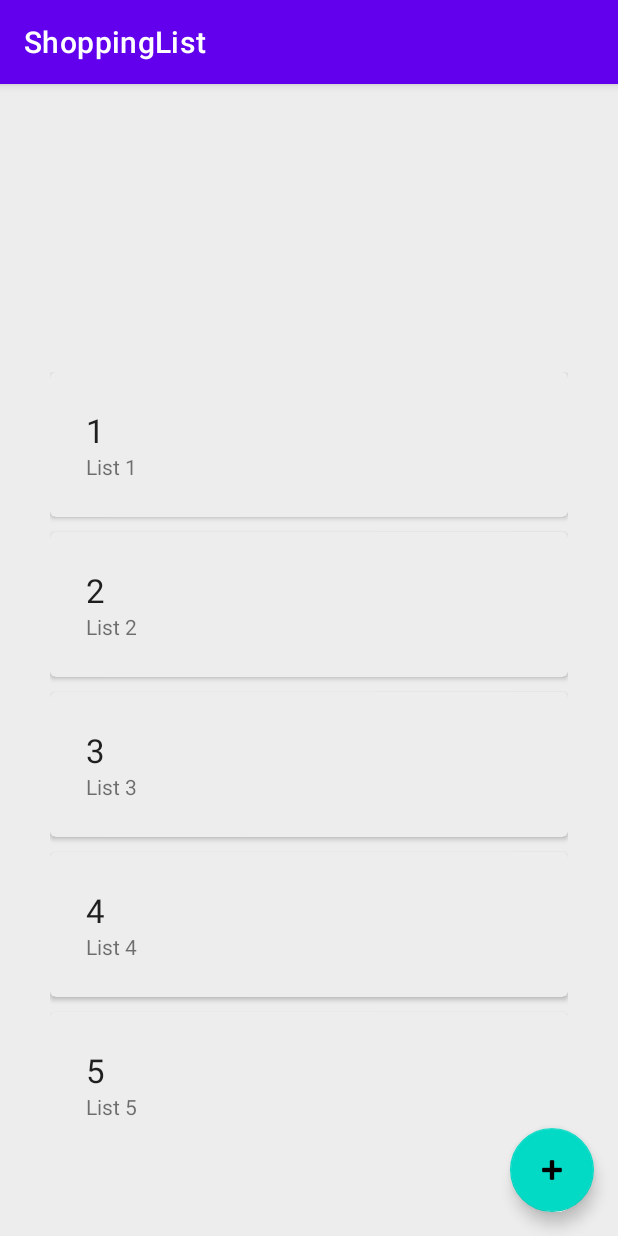
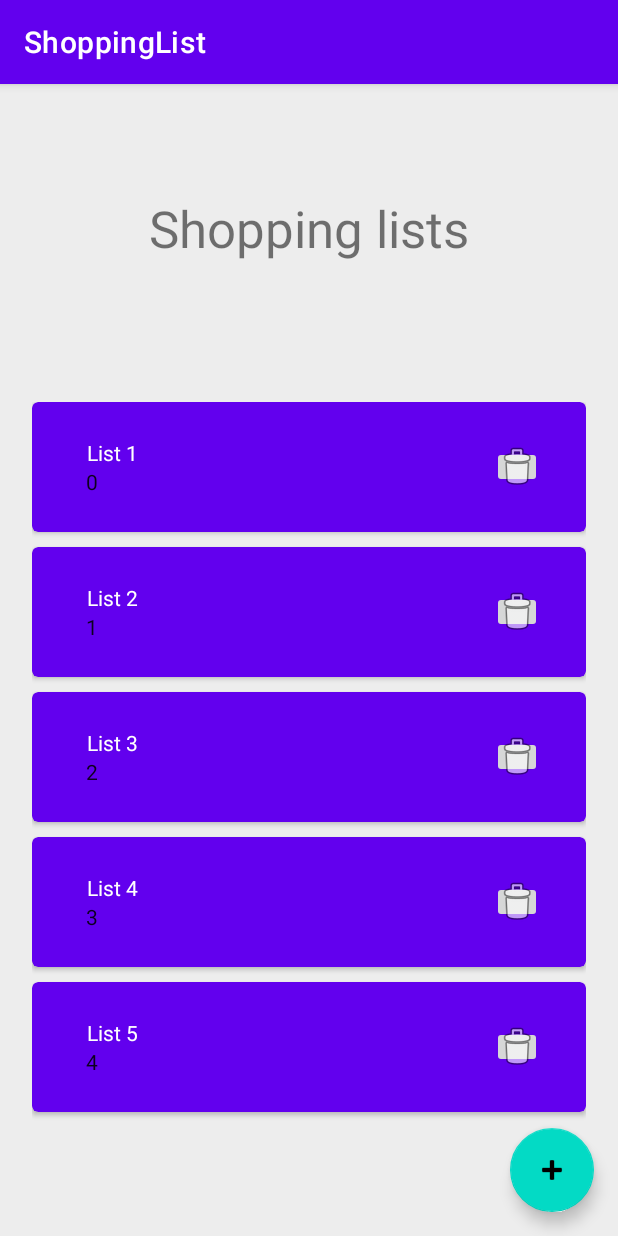
Before and after one commit to kamilernerd/ShoppingListApp, an Android app: the screen it shows after launch (MainActivity), on a phone screen of 412 x 824 dp. Run offline under Robolectric (Android 15) with nearby library versions, the phone set to English and light mode, and no system bars.

Commit message:
Add delete list button

```diff
--- a/ShoppingList/app/src/main/java/com/kamil/shoppinglist/ListCollectionAdapter.kt
+++ b/ShoppingList/app/src/main/java/com/kamil/shoppinglist/ListCollectionAdapter.kt
@@ -7,10 +7,11 @@ import com.kamil.shoppinglist.data.ListData
 import com.kamil.shoppinglist.databinding.ListLayoutBinding
 
 class ListCollectionAdapter(private val lists: MutableList<ListData>,
-                            private val onBookClicked:(ListData) -> Unit
+                            private val onListTouch: (position: Int) -> Unit,
 ): RecyclerView.Adapter<ListCollectionAdapter.ViewHolder>() {
 
     class ViewHolder(val binding: ListLayoutBinding) : RecyclerView.ViewHolder(binding.root) {
+        // Assign values to card view
         fun bind(list: ListData) {
             binding.listId.text = list.id
             binding.listName.text = list.listName
@@ -20,8 +21,14 @@ class ListCollectionAdapter(private val lists: MutableList<ListData>,
     override fun getItemCount(): Int = lists.size
 
     override fun onBindViewHolder(holder: ViewHolder, position: Int) {
-        val book = lists[position]
-        holder.bind(book)
+        val list = lists[position]
+        holder.bind(list)
+
+        // Delete list from recycler view
+        holder.binding.deleteListButton.setOnClickListener {
+            val newList = lists.removeAt(position)
+            holder.bind(newList)
+        }
     }
 
     override fun onCreateViewHolder(parent: ViewGroup, viewType: Int): ViewHolder {
--- a/ShoppingList/app/src/main/java/com/kamil/shoppinglist/MainActivity.kt
+++ b/ShoppingList/app/src/main/java/com/kamil/shoppinglist/MainActivity.kt
@@ -3,22 +3,22 @@ package com.kamil.shoppinglist
 import android.app.Activity
 import androidx.appcompat.app.AppCompatActivity
 import android.os.Bundle
+import android.util.Log
 import android.view.inputmethod.InputMethodManager
 import androidx.recyclerview.widget.LinearLayoutManager
 import com.kamil.shoppinglist.data.ListData
 import com.kamil.shoppinglist.databinding.ActivityMainBinding
-import kotlinx.android.synthetic.main.activity_main.*
 
 class MainActivity : AppCompatActivity() {
 
     private lateinit var binding: ActivityMainBinding
 
     private var listsCollection: MutableList<ListData> = mutableListOf(
-        ListData("1", "List 1"),
-        ListData("2", "List 2"),
-        ListData("3", "List 3"),
-        ListData("4", "List 4"),
-        ListData("5", "List 5"),
+        ListData("0", "List 1"),
+        ListData("1", "List 2"),
+        ListData("2", "List 3"),
+        ListData("3", "List 4"),
+        ListData("4", "List 5"),
     )
 
     override fun onCreate(savedInstanceState: Bundle?) {
@@ -27,7 +27,7 @@ class MainActivity : AppCompatActivity() {
         setContentView(binding.root)
 
         binding.listCollection.layoutManager = LinearLayoutManager(this)
-        binding.listCollection.adapter = ListCollectionAdapter(listsCollection, this::onListClicked)
+        binding.listCollection.adapter = ListCollectionAdapter(listsCollection, this::onListTouch)
 
         binding.saveListButton.setOnClickListener {
             val title = binding.title.text.toString()
@@ -40,11 +40,11 @@ class MainActivity : AppCompatActivity() {
     }
 
     private fun addNewList(title: String) {
-        val list = ListData((listsCollection.size + 1).toString(), title)
+        val list = ListData((listsCollection.size).toString(), title)
         listsCollection.add(list)
     }
 
-    private fun onListClicked(list: ListData):Unit {
-        // Vis detalje side for bok.
+    private fun onListTouch(position: Int): Unit {
+        Log.println(Log.INFO, "Main activity", "HELLO LIST TOUCH!")
     }
 }
--- a/ShoppingList/app/src/main/res/layout/activity_main.xml
+++ b/ShoppingList/app/src/main/res/layout/activity_main.xml
@@ -20,14 +20,33 @@
             android:background="@color/app_background"
 
             app:layout_scrollFlags="scroll|enterAlways|enterAlwaysCollapsed"
-            app:toolbarId="@+id/toolbar" />
+            app:toolbarId="@+id/toolbar" >
+
+            <androidx.constraintlayout.widget.ConstraintLayout
+                android:layout_width="match_parent"
+                android:layout_height="match_parent">
+
+                <TextView
+                    android:id="@+id/textView"
+                    android:layout_width="wrap_content"
+                    android:layout_height="wrap_content"
+                    android:text="Shopping lists"
+                    android:textSize="34sp"
+                    app:layout_constraintBottom_toBottomOf="parent"
+                    app:layout_constraintEnd_toEndOf="parent"
+                    app:layout_constraintHorizontal_bias="0.5"
+                    app:layout_constraintStart_toStartOf="parent"
+                    app:layout_constraintTop_toTopOf="parent" />
+            </androidx.constraintlayout.widget.ConstraintLayout>
+        </com.google.android.material.appbar.CollapsingToolbarLayout>
     </com.google.android.material.appbar.AppBarLayout>
 
     <androidx.core.widget.NestedScrollView
+        android:id="@+id/listContainer"
         android:layout_width="match_parent"
-        android:layout_height="match_parent"
 
 
+        android:layout_height="match_parent"
         app:layout_behavior="com.google.android.material.appbar.AppBarLayout$ScrollingViewBehavior">
 
         <androidx.constraintlayout.widget.ConstraintLayout
@@ -37,13 +56,18 @@
 
             <androidx.recyclerview.widget.RecyclerView
                 android:id="@+id/listCollection"
-                android:layout_width="345dp"
-                android:layout_height="509dp"
+                android:layout_width="369dp"
+                android:layout_height="497dp"
+                android:layout_marginLeft="20dp"
+                android:layout_marginTop="20dp"
+                android:layout_marginRight="20dp"
+                android:layout_marginBottom="20dp"
                 app:layout_constraintBottom_toBottomOf="parent"
                 app:layout_constraintEnd_toEndOf="parent"
-                app:layout_constraintHorizontal_bias="0.5"
+                app:layout_constraintHorizontal_bias="0.495"
                 app:layout_constraintStart_toStartOf="parent"
-                app:layout_constraintTop_toTopOf="parent" />
+                app:layout_constraintTop_toTopOf="parent"
+                app:layout_constraintVertical_bias="1.0" />
 
 
         </androidx.constraintlayout.widget.ConstraintLayout>
@@ -81,6 +105,7 @@
             android:text="Save" />
 
     </LinearLayout>
+
     "
 
 </androidx.coordinatorlayout.widget.CoordinatorLayout>
--- a/ShoppingList/app/src/main/res/layout/list_layout.xml
+++ b/ShoppingList/app/src/main/res/layout/list_layout.xml
@@ -5,29 +5,54 @@
     android:layout_width="match_parent"
     android:layout_height="wrap_content"
     android:layout_marginBottom="10dp"
-    android:backgroundTint="@color/app_background"
+    android:backgroundTint="@color/purple_500"
     android:clickable="true"
     android:focusable="true"
     app:cardCornerRadius="4dp"
     app:contentPadding="24dp">
 
-    <LinearLayout
+    <androidx.constraintlayout.widget.ConstraintLayout
         android:layout_width="match_parent"
-        android:layout_height="match_parent"
-        android:orientation="vertical">
+        android:layout_height="wrap_content">
+
+        <ImageButton
+            android:id="@+id/deleteListButton"
+            android:layout_width="33dp"
+            android:layout_height="28dp"
+            app:layout_constraintBottom_toBottomOf="parent"
+            app:layout_constraintEnd_toEndOf="parent"
+            app:layout_constraintHorizontal_bias="0.981"
+            app:layout_constraintStart_toStartOf="parent"
+            app:layout_constraintTop_toTopOf="parent"
+            app:srcCompat="@android:drawable/ic_menu_delete" />
 
         <TextView
             android:id="@+id/listId"
-            android:layout_width="wrap_content"
-            android:layout_height="wrap_content"
+            android:layout_width="54dp"
+            android:layout_height="19dp"
             android:textAppearance="@style/TextAppearance.AppCompat.Large"
+            android:textSize="14sp"
+            app:layout_constraintBottom_toBottomOf="parent"
+            app:layout_constraintEnd_toEndOf="parent"
+            app:layout_constraintHorizontal_bias="0.045"
+            app:layout_constraintStart_toStartOf="parent"
+            app:layout_constraintTop_toTopOf="parent"
+            app:layout_constraintVertical_bias="1.0"
             tools:text="List id" />
 
         <TextView
             android:id="@+id/listName"
             android:layout_width="wrap_content"
             android:layout_height="wrap_content"
+            android:textColor="@color/white"
+            app:layout_constraintBottom_toTopOf="@+id/listId"
+            app:layout_constraintEnd_toStartOf="@+id/deleteListButton"
+            app:layout_constraintHorizontal_bias="0.052"
+            app:layout_constraintStart_toStartOf="parent"
+            app:layout_constraintTop_toTopOf="parent"
+            app:layout_constraintVertical_bias="0.125"
             tools:text="List name" />
-    </LinearLayout>
+
+    </androidx.constraintlayout.widget.ConstraintLayout>
 
 </androidx.cardview.widget.CardView>
```
